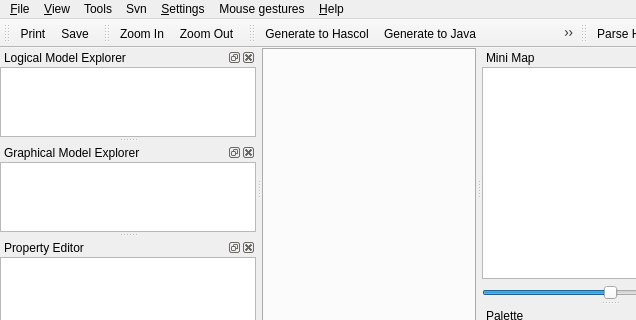
qreal/qreal, file unreal/trunk/qrgui/mainwindow/mainwindow.ui: the form before one commit; both pictures show x 0 to 636 and y 0 to 320 of the 738 by 523 pixel window.
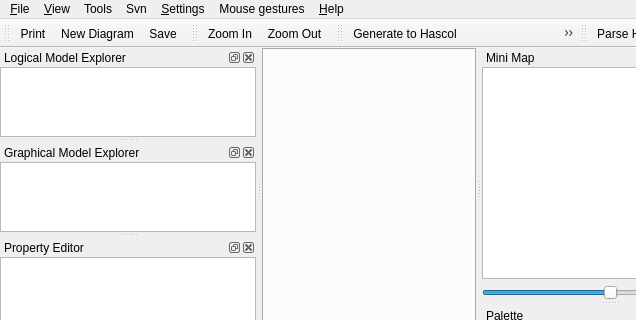
The form after the commit. Icons and pictures are not drawn. Custom widgets are drawn as their Qt base class.

Commit message: Update from Robots branch --- New Diagram button

```diff
--- a/unreal/trunk/qrgui/mainwindow/mainwindow.ui
+++ b/unreal/trunk/qrgui/mainwindow/mainwindow.ui
@@ -134,6 +134,7 @@
     <bool>false</bool>
    </attribute>
    <addaction name="actionPrint"/>
+   <addaction name="actionNew_Diagram"/>
    <addaction name="actionSave"/>
   </widget>
   <widget class="QDockWidget" name="minimapDock">
@@ -688,6 +689,14 @@
     <string>F10</string>
    </property>
   </action>
+  <action name="actionNew_Diagram">
+   <property name="text">
+    <string>New Diagram</string>
+   </property>
+   <property name="toolTip">
+    <string>Create new diagram in a current model</string>
+   </property>
+  </action>
  </widget>
  <layoutdefault spacing="0" margin="0"/>
  <customwidgets>
```
The commit also changes 2 other files.
